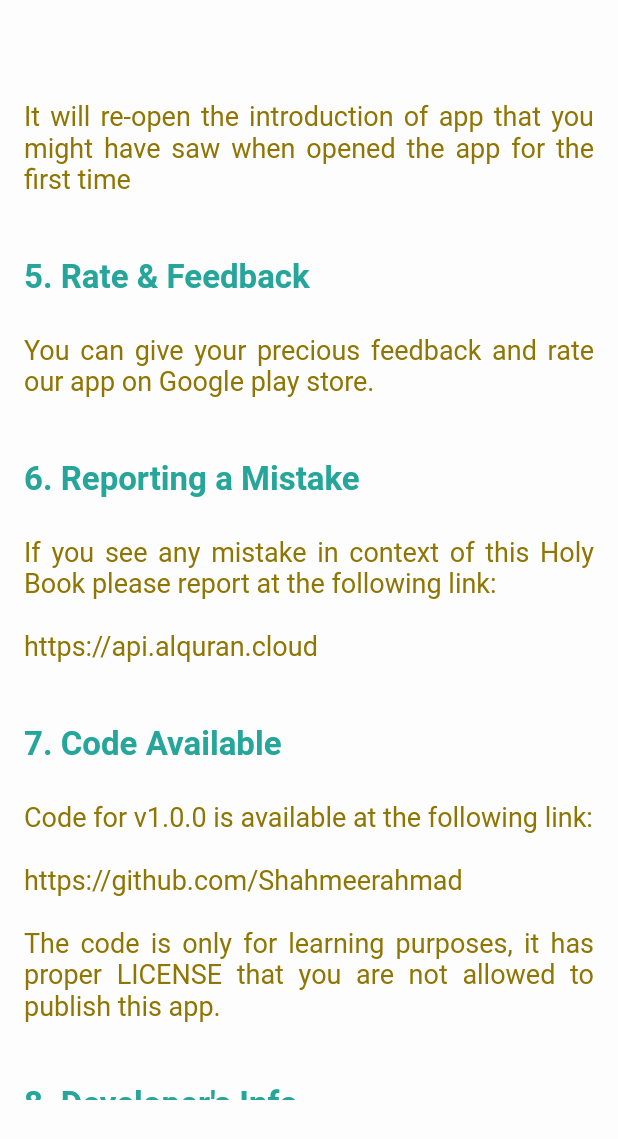
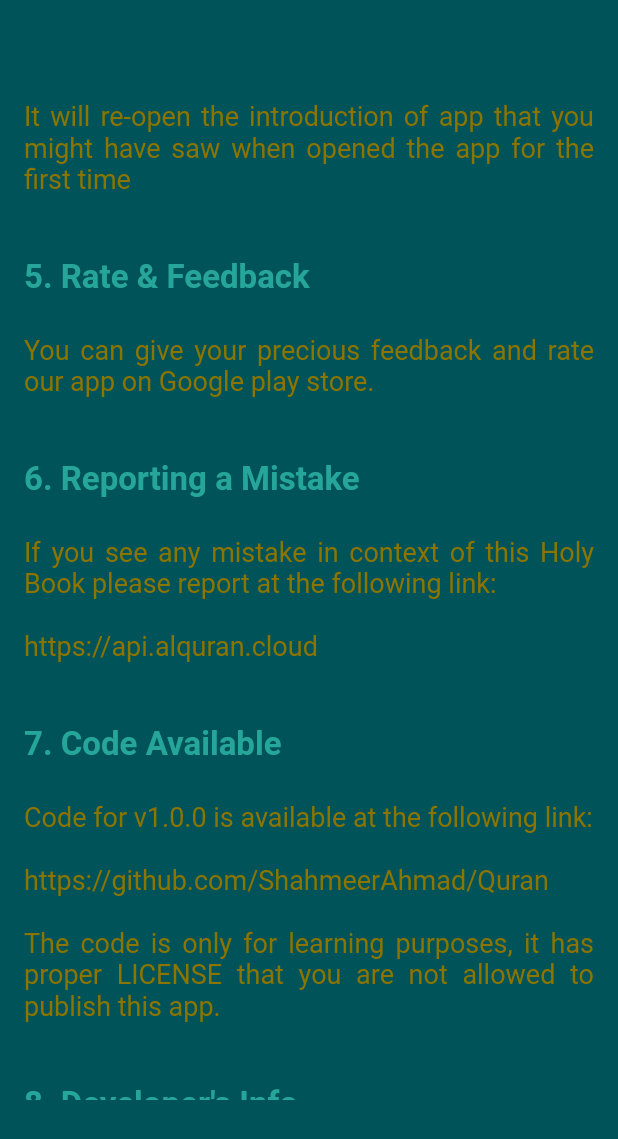
Before and after one commit to ShahmeerAhmad/Quran, a Flutter app: the HelpGuide widget shown alone on an empty page, opened directly, scrolled down 576 dp, on a phone screen of 412 x 824 dp. Shown: the top 1139 px of the screen. Run offline on Flutter 3.47's test engine with Material 2 defaults, Android fonts, the phone set to English and light mode, and no system bars; our stand-ins replace auto_animated, shared_preferences, shimmer, splashscreen; missing offline and left inert: flutter_overboard, flutter_share; accounts and stored records are empty; network calls fail.

Commit message:
Add Changes

```diff
--- a/lib/main.dart
+++ b/lib/main.dart
@@ -12,12 +12,11 @@ int initScreen;
 // await prefs.setInt("Screen", 1);
 Future<void> main() async {
   WidgetsFlutterBinding.ensureInitialized();
-  SharedPreferences _love = await SharedPreferences.getInstance();
 
   SharedPreferences.getInstance().then((prefs) {
     initScreen = prefs.getInt("initScreen") ?? 0;
     prefs.setInt("initScreen", 1);
-    var isDarkTheme = prefs.getBool("darkTheme") ?? false;
+    var isDarkTheme = prefs.getBool("darkTheme") ?? true;
     return runApp(ChangeNotifierProvider(
       child: MyApp(),
       create: (BuildContext context) {
--- a/lib/provider/ThemeData.dart
+++ b/lib/provider/ThemeData.dart
@@ -29,10 +29,10 @@ class ThemeProvider extends ChangeNotifier {
 
     if (_selectedTheme == dark) {
       _selectedTheme = light;
-      await prefs.setBool("darkTheme", false);
+      await prefs.setBool("darkTheme", true);
     } else {
       _selectedTheme = dark;
-      await prefs.setBool("darkTheme", true);
+      await prefs.setBool("darkTheme", false);
     }
 
     notifyListeners();
--- a/lib/screens/drawerScreen.dart
+++ b/lib/screens/drawerScreen.dart
@@ -126,7 +126,7 @@ class _DrawerListState extends State<DrawerList> {
                   children: [
                     GestureDetector(
                       onTap: () async {
-                        const url = 'https://flutter.dev';
+                        const url = 'https://github.com/ShahmeerAhmad/Quran';
                         if (await canLaunch(url)) {
                           await launch(url);
                         } else {
--- a/lib/screens/help.dart
+++ b/lib/screens/help.dart
@@ -85,7 +85,7 @@ class HelpGuide extends StatelessWidget {
             title: "Code Available",
             guideDescription:
                 "Code for v1.0.0 is available at the following link: " +
-                    "\n\nhttps://github.com/Shahmeerahmad" +
+                    "\n\nhttps://github.com/ShahmeerAhmad/Quran" +
                     "\n\nThe code is only for learning purposes, it has proper LICENSE that you are not allowed to publish this app.",
           ),
           GuideContainer(
```
Also changed, not shown: lib/screens/homeScreen.dart (+4 -4 lines), 2 other files.
